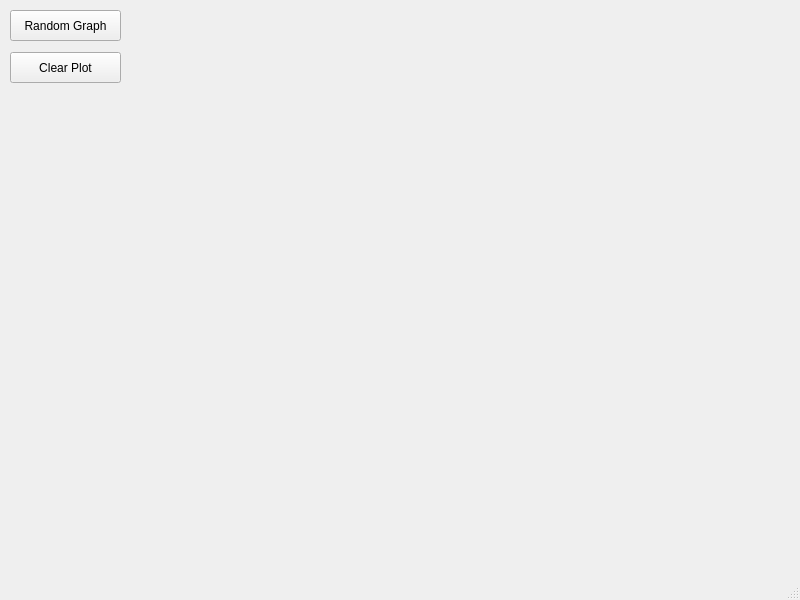
This is gui.ui in Negolng/Grapher as Qt 5 draws it before an edit. The edited form follows.
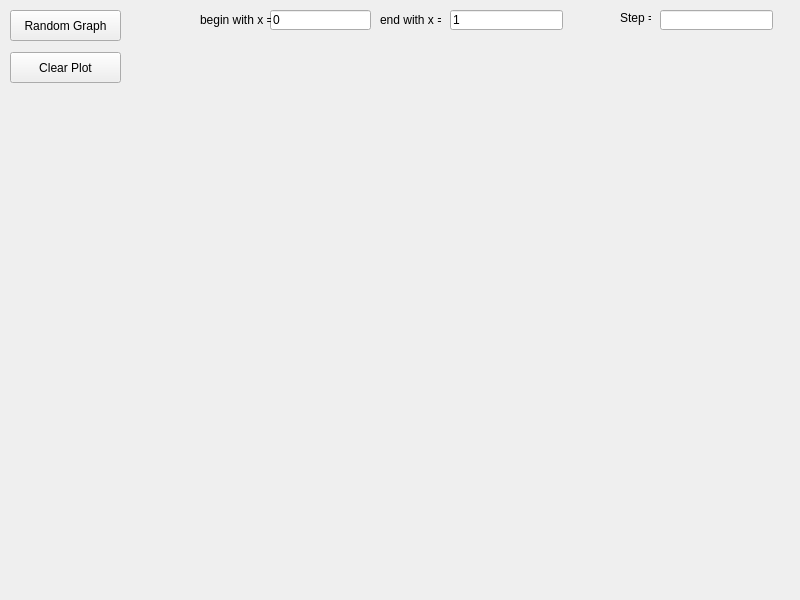
This is the edited form.

```diff
--- a/gui.ui
+++ b/gui.ui
@@ -40,18 +40,95 @@
      <string>Clear Plot</string>
     </property>
    </widget>
+   <widget class="QLineEdit" name="startXInput">
+    <property name="geometry">
+     <rect>
+      <x>270</x>
+      <y>10</y>
+      <width>101</width>
+      <height>20</height>
+     </rect>
+    </property>
+    <property name="text">
+     <string>0</string>
+    </property>
+   </widget>
+   <widget class="QLabel" name="label">
+    <property name="geometry">
+     <rect>
+      <x>200</x>
+      <y>10</y>
+      <width>71</width>
+      <height>20</height>
+     </rect>
+    </property>
+    <property name="text">
+     <string>begin with x = </string>
+    </property>
+   </widget>
+   <widget class="QLineEdit" name="endXInput">
+    <property name="geometry">
+     <rect>
+      <x>450</x>
+      <y>10</y>
+      <width>113</width>
+      <height>20</height>
+     </rect>
+    </property>
+    <property name="text">
+     <string>1</string>
+    </property>
+   </widget>
+   <widget class="QLabel" name="label_2">
+    <property name="geometry">
+     <rect>
+      <x>380</x>
+      <y>10</y>
+      <width>61</width>
+      <height>20</height>
+     </rect>
+    </property>
+    <property name="text">
+     <string>end with x =</string>
+    </property>
+   </widget>
+   <widget class="QLabel" name="statusLabel">
+    <property name="geometry">
+     <rect>
+      <x>200</x>
+      <y>560</y>
+      <width>541</width>
+      <height>21</height>
+     </rect>
+    </property>
+    <property name="text">
+     <string/>
+    </property>
+   </widget>
+   <widget class="QLineEdit" name="stepInput">
+    <property name="geometry">
+     <rect>
+      <x>660</x>
+      <y>10</y>
+      <width>113</width>
+      <height>20</height>
+     </rect>
+    </property>
+   </widget>
+   <widget class="QLabel" name="label_3">
+    <property name="geometry">
+     <rect>
+      <x>620</x>
+      <y>10</y>
+      <width>31</width>
+      <height>16</height>
+     </rect>
+    </property>
+    <property name="text">
+     <string>Step =</string>
+    </property>
+   </widget>
   </widget>
-  <widget class="QMenuBar" name="menubar">
-   <property name="geometry">
-    <rect>
-     <x>0</x>
-     <y>0</y>
-     <width>800</width>
-     <height>21</height>
-    </rect>
-   </property>
-  </widget>
-  <widget class="QStatusBar" name="statusbar"/>
  </widget>
  <resources/>
  <connections/>
```
